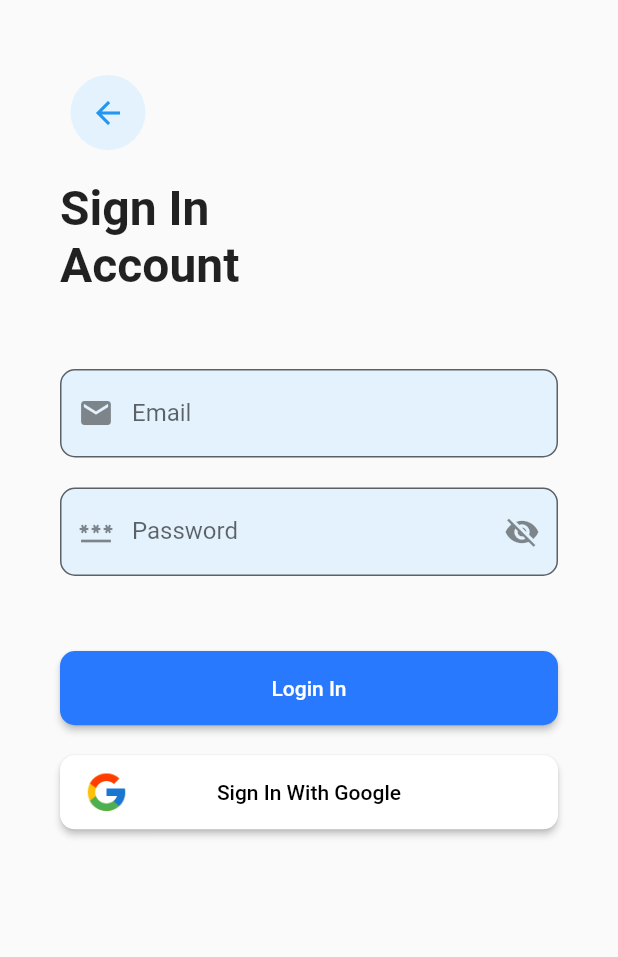
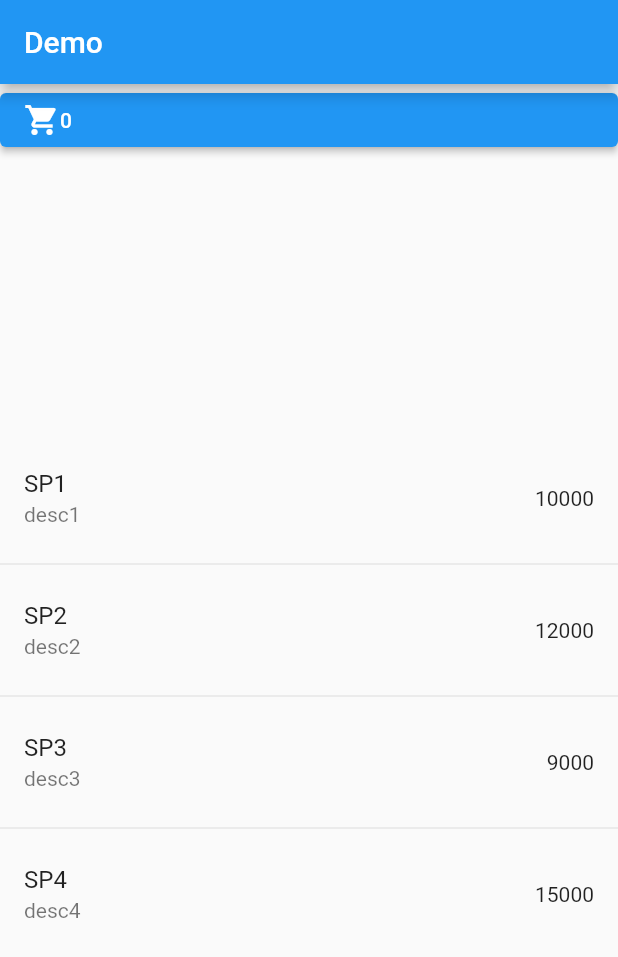
Before and after one commit to baosphoa0403/Nike-Flutter, a Flutter app: the screen it shows after launch, on a phone screen of 412 x 824 dp. Shown: the top 957 px of the screen. Run offline on Flutter 3.47's test engine with Material 2 defaults, Android fonts, the phone set to English and light mode, and no system bars; our stand-ins replace lottie; missing offline and left inert: dart:js.

Commit message:
demo provider

```diff
--- a/nike_project/lib/main.dart
+++ b/nike_project/lib/main.dart
@@ -1,4 +1,5 @@
 import 'package:flutter/material.dart';
+import 'package:nike_project/page/DemoListProduct/Provider/provider_product.dart';
 import 'package:nike_project/page/main_page.dart';
 import 'package:nike_project/view_models/sign_up_validation.dart';
 import 'package:provider/provider.dart';
@@ -13,8 +14,15 @@ class MyApp extends StatelessWidget {
   // This widget is the root of your application.
   @override
   Widget build(BuildContext context) {
-    return ChangeNotifierProvider<SignUpValidationProvider>(
-      create: (context) => SignUpValidationProvider(),
+    return MultiProvider(
+      providers: [
+        ChangeNotifierProvider<SignUpValidationProvider>(
+            create: (context) => SignUpValidationProvider()),
+        ChangeNotifierProvider<ProductProvider>(
+            create: (context) => ProductProvider()),
+        ChangeNotifierProvider<CartProvider>(
+            create: (context) => CartProvider()),
+      ],
       child: MaterialApp(
         title: 'Flutter Demo',
         theme: ThemeData(
--- /dev/null
+++ b/nike_project/lib/model/modelProduct/product.dart
@@ -0,0 +1,22 @@
+class Product {
+  final int id;
+  final String name;
+  final String desc;
+  final int price;
+  Product(this.id, this.name, this.desc, this.price);
+
+  @override
+  String toString() {
+    return 'Product(id: $id, name: $name, desc: $desc, price: $price)';
+  }
+}
+
+class CartProduct {
+  Product product;
+  int quantity;
+  CartProduct({required this.product, required this.quantity});
+
+  @override
+  String toString() =>
+      'CartProduct(product: $product.toString(), quantity: $quantity)';
+}
--- /dev/null
+++ b/nike_project/lib/page/DemoListProduct/Provider/provider_product.dart
@@ -0,0 +1,44 @@
+import 'package:flutter/cupertino.dart';
+import 'package:nike_project/model/modelProduct/product.dart';
+
+class ProductProvider with ChangeNotifier {
+  List<Product> listProduct = [
+    Product(1, "SP1", "desc1", 10000),
+    Product(2, "SP2", "desc2", 12000),
+    Product(3, "SP3", "desc3", 9000),
+    Product(4, "SP4", "desc4", 15000),
+  ];
+}
+
+class CartProvider with ChangeNotifier {
+  List<CartProduct> listCart = [];
+  void storageCart(Product product) {
+    var index = listCart.indexWhere((item) => item.product.id == product.id);
+    if (index == -1) {
+      CartProduct item = CartProduct(product: product, quantity: 1);
+      listCart.add(item);
+    } else {
+      listCart[index].quantity++;
+    }
+    notifyListeners();
+  }
+
+  int countTotal() {
+    return listCart.fold(0, (sum, element) => sum += element.quantity);
+  }
+
+  void handleChangeQuantity(bool state, CartProduct cartProduct) {
+    var index = listCart
+        .indexWhere((item) => item.product.id == cartProduct.product.id);
+    if (state) {
+      listCart[index].quantity++;
+    } else {
+      if (listCart[index].quantity > 0) {
+        listCart[index].quantity--;
+      } else {
+        listCart.remove(listCart[index]);
+      }
+    }
+    notifyListeners();
+  }
+}
--- /dev/null
+++ b/nike_project/lib/page/DemoListProduct/product_list.dart
@@ -0,0 +1,62 @@
+import 'dart:js';
+import 'package:flutter/material.dart';
+import 'package:nike_project/model/modelProduct/product.dart';
+import 'package:nike_project/page/DemoListProduct/Provider/provider_product.dart';
+import 'package:nike_project/page/DemoListProduct/cart_list.dart';
+import 'package:provider/provider.dart';
+
+class ProductList extends StatelessWidget {
+  const ProductList({Key? key}) : super(key: key);
+  @override
+  Widget build(BuildContext context) {
+    final productProvider = Provider.of<ProductProvider>(context).listProduct;
+    final cartProvider = Provider.of<CartProvider>(context);
+    print(cartProvider.listCart.toString());
+    return Container(
+      child: Column(
+        children: [
+          ElevatedButton(
+              onPressed: () {
+                Navigator.push(
+                  context,
+                  MaterialPageRoute(builder: (context) => CartList()),
+                );
+              },
+              child: Row(children: <Widget>[
+                const Icon(Icons.shopping_cart),
+                Text(cartProvider.countTotal().toString())
+              ])),
+          Expanded(
+            child: SizedBox(
+              height: 500.0,
+              child: Column(
+                mainAxisAlignment: MainAxisAlignment.center,
+                children: <Widget>[
+                  ListView.separated(
+                    scrollDirection: Axis.vertical,
+                    shrinkWrap: true,
+                    itemCount: productProvider.length,
+                    separatorBuilder: (BuildContext context, int index) =>
+                        const Divider(),
+                    itemBuilder: (context, index) {
+                      return InkWell(
+                        onTap: () {
+                          cartProvider.storageCart(productProvider[index]);
+                        },
+                        child: ListTile(
+                            title: Text(productProvider[index].name),
+                            trailing:
+                                Text(productProvider[index].price.toString()),
+                            subtitle: Text(productProvider[index].desc)),
+                      );
+                    },
+                  )
+                ],
+              ),
+            ),
+          )
+        ],
+      ),
+    );
+  }
+}
--- a/nike_project/lib/page/main_page.dart
+++ b/nike_project/lib/page/main_page.dart
@@ -1,4 +1,5 @@
 import 'package:flutter/material.dart';
+import 'package:nike_project/page/DemoListProduct/product_list.dart';
 import 'package:nike_project/page/SignIn/sign_in_page.dart';
 
 class MainPage extends StatelessWidget {
@@ -6,8 +7,12 @@ class MainPage extends StatelessWidget {
 
   @override
   Widget build(BuildContext context) {
-    return const Scaffold(
-      body: SignInPage(),
+    return Scaffold(
+      appBar: AppBar(
+        title: Text("Demo"),
+      ),
+      // body: SignInPage(),
+      body: ProductList(),
     );
   }
 }
```
Also changed, not shown: nike_project/lib/page/DemoListProduct/cart_list.dart (added, +64 -0 lines).
